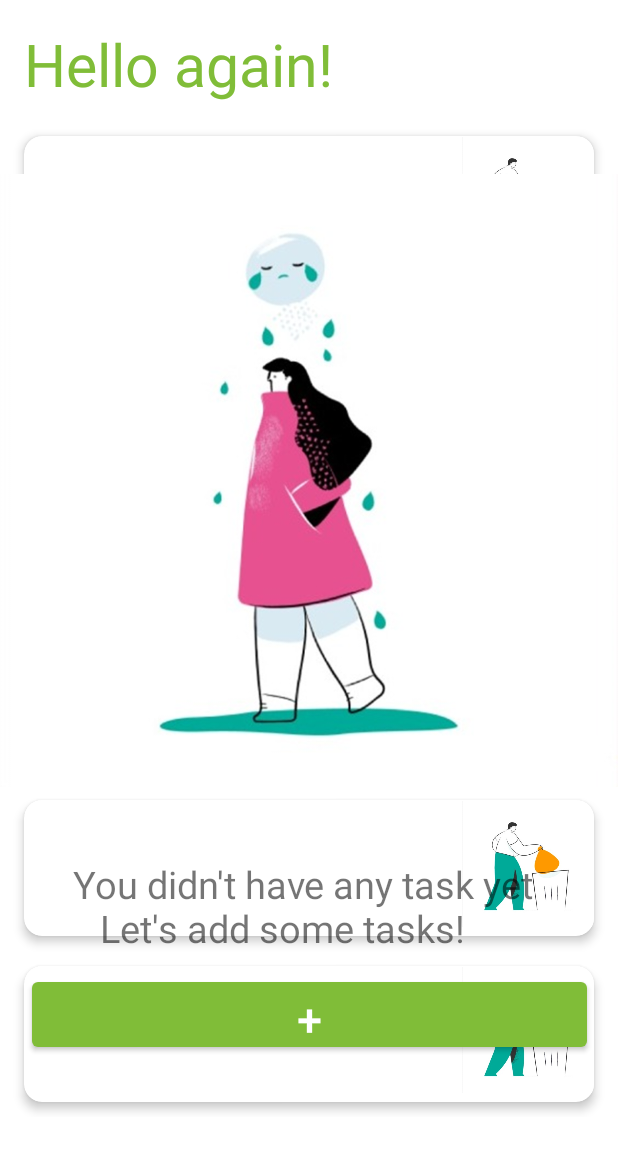
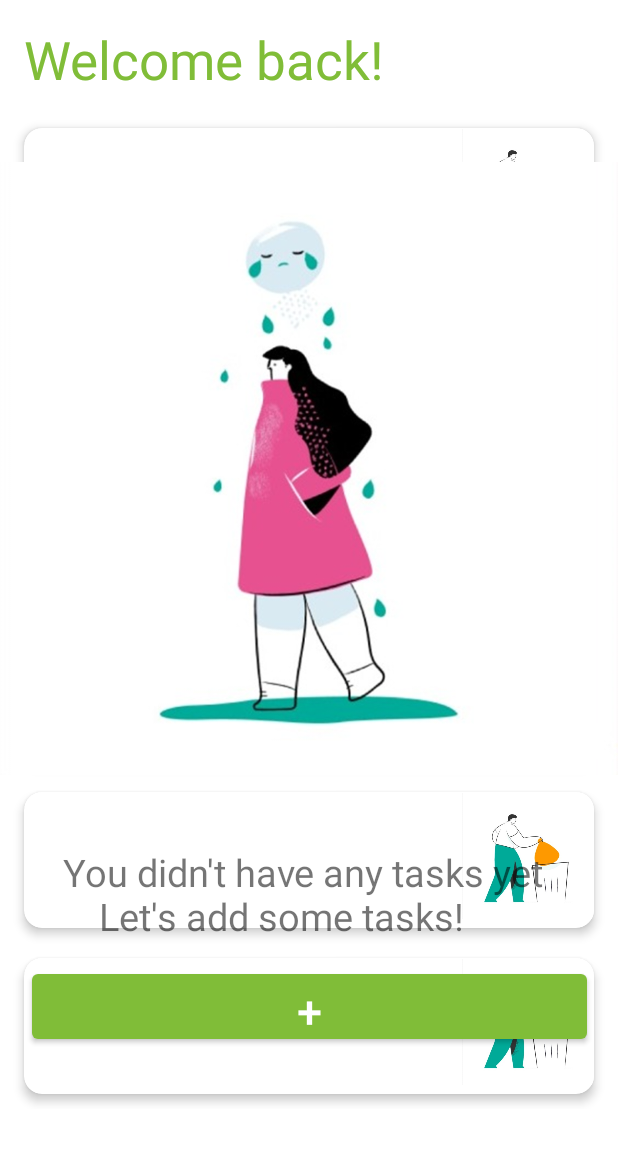
Before and after one commit to lamiaomar/ToDoApp, an Android app: the layout fragment_task.xml on its own in the app's theme, with its tools: preview values and no code run, on a phone screen of 412 x 824 dp. Shown: the top 1151 px of the screen. Run offline under Robolectric (Android 15) with nearby library versions, the phone set to English and light mode, and no system bars.

Commit message:
initial commit

```diff
--- a/app/src/main/java/com/lamia/todoapp/ui/TaskFragment.kt
+++ b/app/src/main/java/com/lamia/todoapp/ui/TaskFragment.kt
@@ -46,6 +46,7 @@ class TaskFragment : Fragment() {
      */
     override fun onResume() {
         viewModel.getTasks()
+        viewModel.taskList
         super.onResume()
 
     }
--- /dev/null
+++ b/app/src/main/res/drawable/ic_baseline_delete_24.xml
@@ -0,0 +1,10 @@
+<vector xmlns:android="http://schemas.android.com/apk/res/android"
+    android:width="24dp"
+    android:height="24dp"
+    android:viewportWidth="24"
+    android:viewportHeight="24"
+    android:tint="?attr/colorControlNormal">
+  <path
+      android:fillColor="@android:color/white"
+      android:pathData="M6,19c0,1.1 0.9,2 2,2h8c1.1,0 2,-0.9 2,-2V7H6v12zM19,4h-3.5l-1,-1h-5l-1,1H5v2h14V4z"/>
+</vector>
--- a/app/src/main/res/layout/fragment_task.xml
+++ b/app/src/main/res/layout/fragment_task.xml
@@ -4,7 +4,6 @@
     xmlns:tools="http://schemas.android.com/tools">
 
     <data>
-
         <variable
             name="viewModel"
             type="com.lamia.todoapp.ui.TaskViewModel" />
@@ -21,9 +20,9 @@
             android:layout_height="wrap_content"
             android:layout_marginStart="16dp"
             android:layout_marginTop="16dp"
-            android:text="Hello again!"
+            android:text="Welcome back!"
             android:textColor="@color/green"
-            android:textSize="39dp"
+            android:textSize="35dp"
             app:layout_constraintStart_toStartOf="parent"
             app:layout_constraintTop_toTopOf="parent" />
 
@@ -62,7 +61,7 @@
             android:id="@+id/imageView2"
             android:layout_width="match_parent"
             android:layout_height="wrap_content"
-            android:layout_marginBottom="92dp"
+            android:layout_marginBottom="100dp"
             app:layout_constraintBottom_toBottomOf="parent"
             app:layout_constraintEnd_toEndOf="parent"
             app:layout_constraintHorizontal_bias="0.0"
@@ -74,7 +73,7 @@
             android:layout_width="wrap_content"
             android:layout_height="wrap_content"
             android:layout_marginBottom="96dp"
-            android:text="You didn't have any task yet \n   Let's add some tasks! "
+            android:text="You didn't have any tasks yet \n    Let's add some tasks! "
             android:textSize="25dp"
             app:layout_constraintBottom_toBottomOf="@+id/imageView2"
             app:layout_constraintEnd_toEndOf="parent"
```
